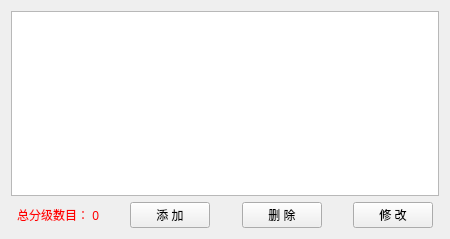
Old version of the form HeGui/HGradeEditWidget.ui in the repository hexianqi/QtCode.
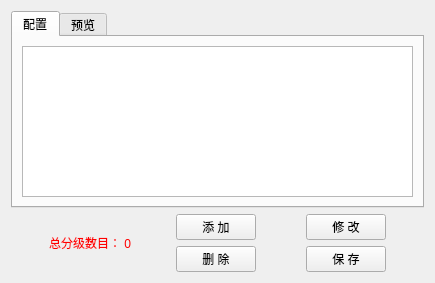
New version of the form. Custom widgets are drawn as their Qt base class.

The edit to the form file:
```diff
--- a/HeGui/HGradeEditWidget.ui
+++ b/HeGui/HGradeEditWidget.ui
@@ -6,25 +6,74 @@
    <rect>
     <x>0</x>
     <y>0</y>
-    <width>450</width>
-    <height>239</height>
+    <width>435</width>
+    <height>283</height>
    </rect>
   </property>
   <property name="windowTitle">
    <string>Form</string>
   </property>
   <layout class="QGridLayout" name="gridLayout">
-   <item row="0" column="0" colspan="9">
-    <widget class="HEntireTableWidget" name="tableWidget">
-     <property name="editTriggers">
-      <set>QAbstractItemView::NoEditTriggers</set>
+   <item row="1" column="6">
+    <widget class="QPushButton" name="pushButton_3">
+     <property name="text">
+      <string>修 改</string>
      </property>
-     <attribute name="horizontalHeaderMinimumSectionSize">
-      <number>100</number>
-     </attribute>
     </widget>
    </item>
-   <item row="1" column="0">
+   <item row="2" column="3">
+    <widget class="QPushButton" name="pushButton_2">
+     <property name="text">
+      <string>删 除</string>
+     </property>
+    </widget>
+   </item>
+   <item row="0" column="0" colspan="8">
+    <widget class="QTabWidget" name="tabWidget">
+     <property name="currentIndex">
+      <number>0</number>
+     </property>
+     <widget class="QWidget" name="tab">
+      <attribute name="title">
+       <string>配置</string>
+      </attribute>
+      <layout class="QGridLayout" name="gridLayout_2">
+       <item row="0" column="0">
+        <widget class="HEntireTableWidget" name="tableWidget_1">
+         <attribute name="horizontalHeaderMinimumSectionSize">
+          <number>100</number>
+         </attribute>
+        </widget>
+       </item>
+      </layout>
+     </widget>
+     <widget class="QWidget" name="tab_2">
+      <attribute name="title">
+       <string>预览</string>
+      </attribute>
+      <layout class="QGridLayout" name="gridLayout_3">
+       <item row="0" column="0">
+        <widget class="HEntireTableWidget" name="tableWidget_2">
+         <property name="editTriggers">
+          <set>QAbstractItemView::NoEditTriggers</set>
+         </property>
+         <attribute name="horizontalHeaderMinimumSectionSize">
+          <number>100</number>
+         </attribute>
+        </widget>
+       </item>
+      </layout>
+     </widget>
+    </widget>
+   </item>
+   <item row="2" column="6">
+    <widget class="QPushButton" name="pushButton_4">
+     <property name="text">
+      <string>保 存</string>
+     </property>
+    </widget>
+   </item>
+   <item row="1" column="0" rowspan="2">
     <spacer name="horizontalSpacer_1">
      <property name="orientation">
       <enum>Qt::Horizontal</enum>
@@ -37,26 +86,26 @@
      </property>
     </spacer>
    </item>
-   <item row="1" column="1">
+   <item row="1" column="2" rowspan="2">
+    <spacer name="horizontalSpacer_2">
+     <property name="orientation">
+      <enum>Qt::Horizontal</enum>
+     </property>
+     <property name="sizeHint" stdset="0">
+      <size>
+       <width>20</width>
+       <height>20</height>
+      </size>
+     </property>
+    </spacer>
+   </item>
+   <item row="1" column="1" rowspan="2">
     <widget class="QLabel" name="label_001">
      <property name="text">
       <string>&lt;font color=#FF0000&gt;总分级数目： 0&lt;/font&gt;</string>
      </property>
     </widget>
    </item>
-   <item row="1" column="2">
-    <spacer name="horizontalSpacer_2">
-     <property name="orientation">
-      <enum>Qt::Horizontal</enum>
-     </property>
-     <property name="sizeHint" stdset="0">
-      <size>
-       <width>20</width>
-       <height>20</height>
-      </size>
-     </property>
-    </spacer>
-   </item>
    <item row="1" column="3">
     <widget class="QPushButton" name="pushButton_1">
      <property name="text">
@@ -64,7 +113,7 @@
      </property>
     </widget>
    </item>
-   <item row="1" column="4">
+   <item row="1" column="4" rowspan="2">
     <spacer name="horizontalSpacer_3">
      <property name="orientation">
       <enum>Qt::Horizontal</enum>
@@ -77,34 +126,7 @@
      </property>
     </spacer>
    </item>
-   <item row="1" column="5">
-    <widget class="QPushButton" name="pushButton_2">
-     <property name="text">
-      <string>删 除</string>
-     </property>
-    </widget>
-   </item>
-   <item row="1" column="6">
-    <spacer name="horizontalSpacer_4">
-     <property name="orientation">
-      <enum>Qt::Horizontal</enum>
-     </property>
-     <property name="sizeHint" stdset="0">
-      <size>
-       <width>20</width>
-       <height>20</height>
-      </size>
-     </property>
-    </spacer>
-   </item>
-   <item row="1" column="7">
-    <widget class="QPushButton" name="pushButton_3">
-     <property name="text">
-      <string>修 改</string>
-     </property>
-    </widget>
-   </item>
-   <item row="1" column="8">
+   <item row="1" column="7" rowspan="2">
     <spacer name="horizontalSpacer_9">
      <property name="orientation">
       <enum>Qt::Horizontal</enum>
```
